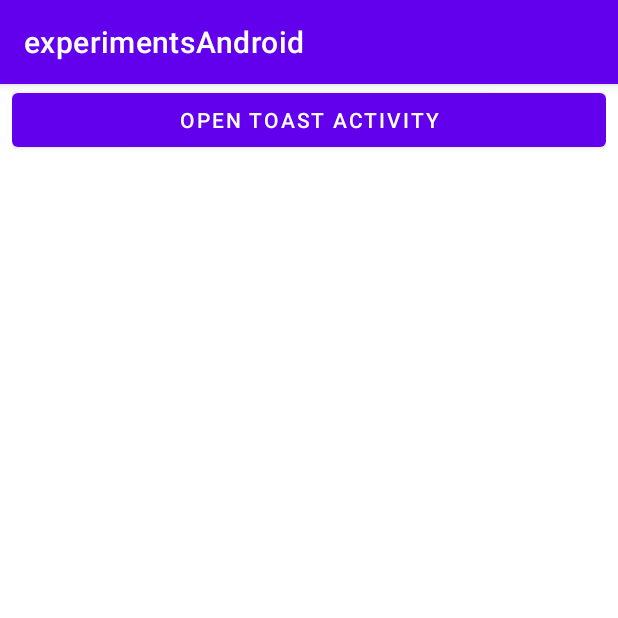
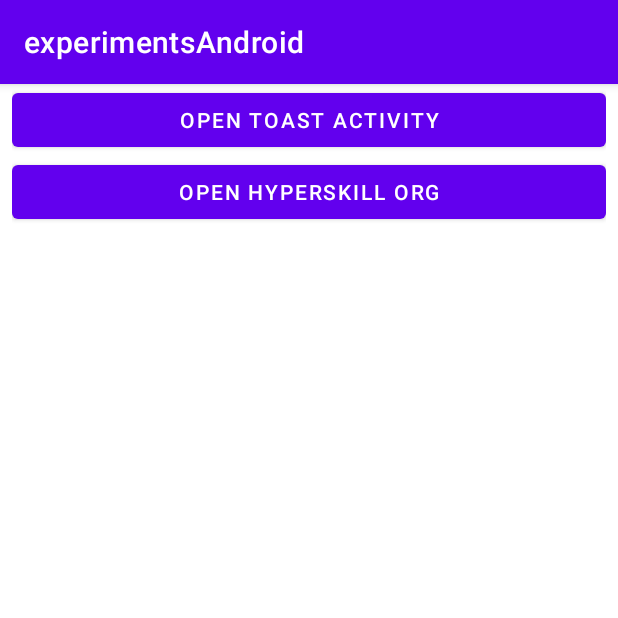
Before and after one commit to volod-one/experiments-android, an Android app: the screen it shows after launch (MainActivity), on a phone screen of 412 x 824 dp, the top half of it. Run offline under Robolectric (Android 15) with nearby library versions, the phone set to English and light mode, and no system bars.

```diff
--- a/app/src/main/java/com/example/experimentsandroid/MainActivity.kt
+++ b/app/src/main/java/com/example/experimentsandroid/MainActivity.kt
@@ -1,6 +1,7 @@
 package com.example.experimentsandroid
 
 import android.content.Intent
+import android.net.Uri
 import androidx.appcompat.app.AppCompatActivity
 import android.os.Bundle
 import androidx.appcompat.app.AlertDialog
@@ -19,6 +20,13 @@ class MainActivity : AppCompatActivity() {
             intent.putExtra("toast", "Hello from MainActivity")
             startActivity(intent)
         }
+
+        val btnOpenHyperskill = binding.openHyperskillOrg
+        btnOpenHyperskill.setOnClickListener {
+            val website = Uri.parse("https://hyperskill.org")
+            val intent = Intent(Intent.ACTION_VIEW,website)
+            startActivity(intent)
+        }
     }
 
     @Deprecated("Deprecated in Java")
--- a/app/src/main/res/layout/activity_main.xml
+++ b/app/src/main/res/layout/activity_main.xml
@@ -21,5 +21,11 @@
             android:layout_height="wrap_content"
             android:text="@string/open_toast_activity" />
 
+        <Button
+            android:id="@+id/openHyperskillOrg"
+            android:layout_width="match_parent"
+            android:layout_height="wrap_content"
+            android:text="@string/open_hyperskill_org" />
+
     </LinearLayout>
 </ScrollView>
--- a/app/src/main/res/values/strings.xml
+++ b/app/src/main/res/values/strings.xml
@@ -3,4 +3,5 @@
     <string name="open_toast_activity">Open toast activity</string>
     <string name="run_toast">Run toast</string>
     <string name="closeToastActivity">closeToastActivity</string>
+    <string name="open_hyperskill_org">open hyperskill org</string>
 </resources>
```
